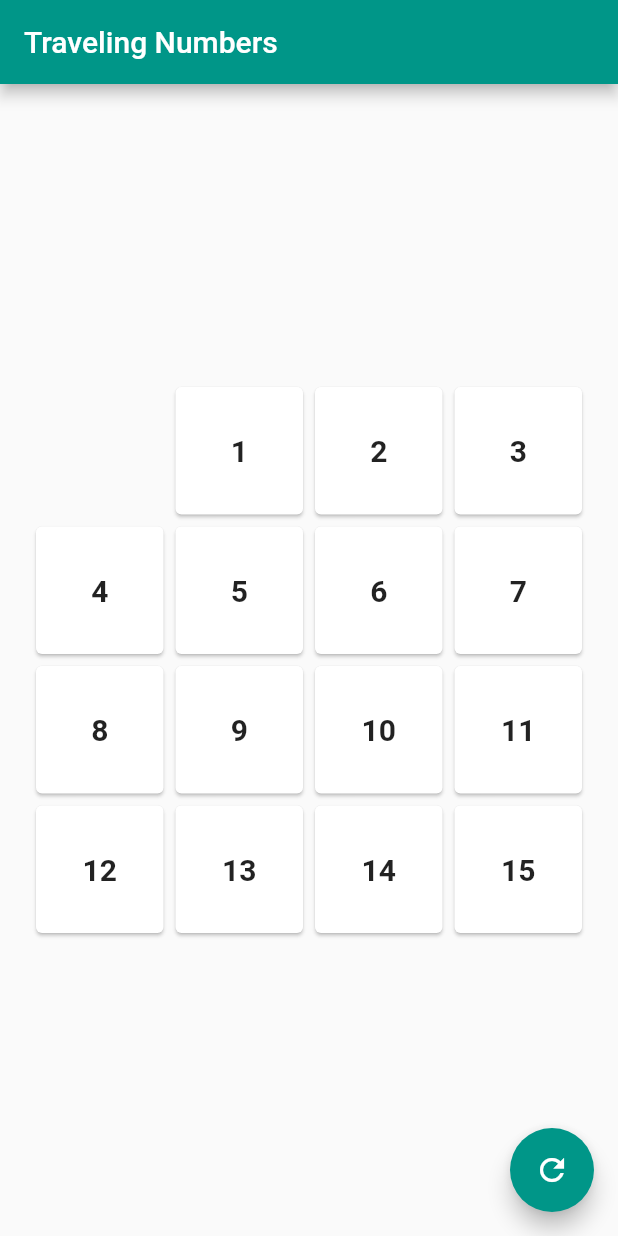
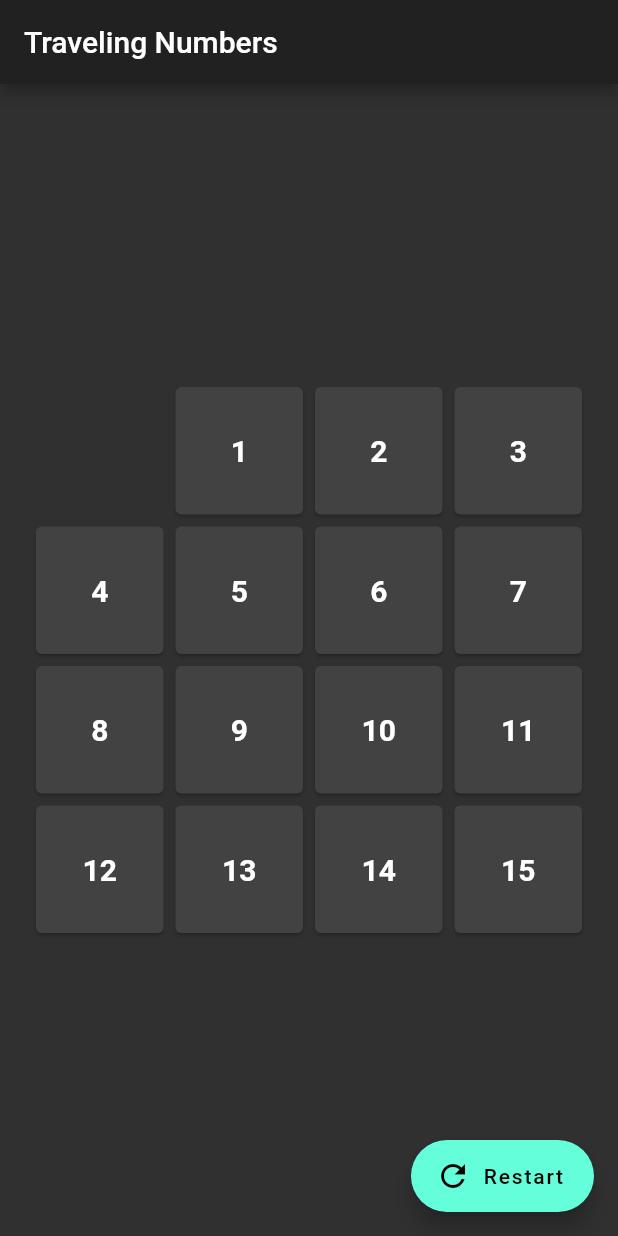
Before and after one commit to warmdaylight/flutter-travelling-number, a Flutter app: the screen it shows after launch, on a phone screen of 412 x 824 dp. Run offline on Flutter 3.47's test engine with Material 2 defaults, Android fonts, the phone set to English and light mode, and no system bars; statements that could not run were skipped.

```diff
--- a/lib/main.dart
+++ b/lib/main.dart
@@ -9,9 +9,7 @@ class App extends StatelessWidget {
   Widget build(BuildContext context) {
     return MaterialApp(
         title: 'Flutter Demo',
-        theme: ThemeData(
-          primarySwatch: Colors.teal,
-        ),
+        theme: ThemeData.dark(),
         home: Board());
   }
 }
@@ -25,7 +23,7 @@ class _Board extends State<Board> {
   Game _game;
   _Board([int dim = 4]) {
     _game = Game(dim);
-    // _game.shuffle();
+    _game.shuffle();
   }
 
   void restart() {
@@ -67,7 +65,7 @@ class _Board extends State<Board> {
       return Text('');
     if (_game.moveablePieces().contains(index)) {
       return GestureDetector(child: card, onTap: () => setState(() {
-        _game.move(index);
+        if (!_game.isSolved()) _game.move(index);
       }),);
     }
     return card;
@@ -81,10 +79,11 @@ class _Board extends State<Board> {
         body: Center(
           child: _buildBody(),
         ),
-        floatingActionButton: FloatingActionButton(
+        floatingActionButton: FloatingActionButton.extended(
           onPressed: restart,
           tooltip: 'restart',
-          child: Icon(Icons.refresh),
+          icon: Icon(Icons.refresh),
+          label: Text('Restart'),
         ),
       );
 }
```
